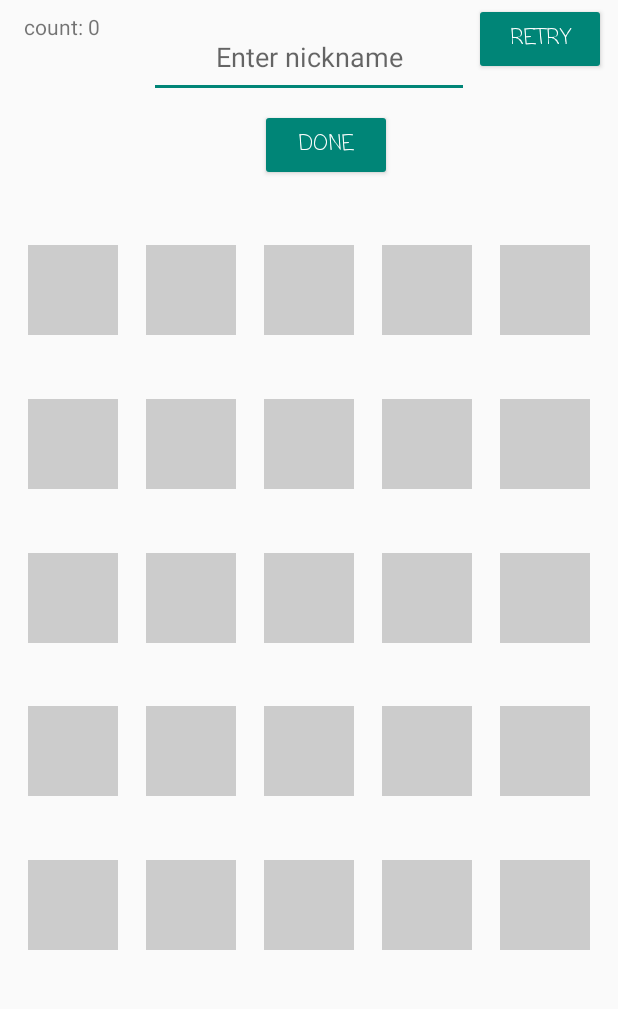
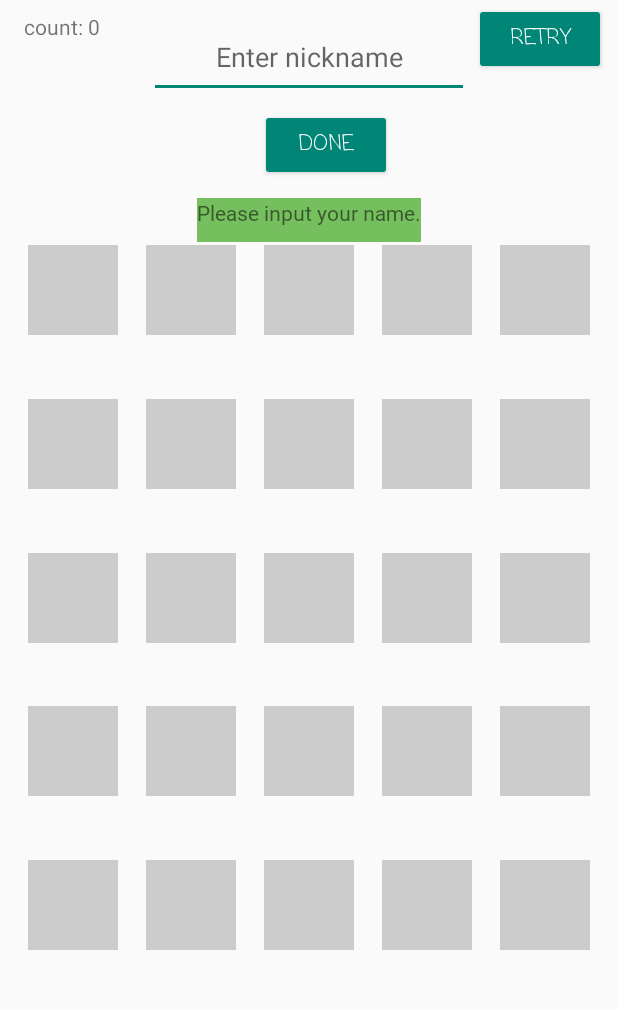
Before and after one commit to CMSC-23-B4L-2nd-Sem-2020/exercise-05-fragments-and-navigation-ConradLax, an Android app: the screen it shows after launch (MainActivity), after a tap on "RETRY", on a phone screen of 412 x 824 dp, the part 222-1231 px from its top. Run offline under Robolectric (Android 15) with nearby library versions, the phone set to English and light mode, and no system bars; 2 other taps on this screen came first.

Commit message:
fix: removed bug where user can get back to previous game using in-game fxn updateNickname which causes UI problem

```diff
--- a/app/src/main/java/com/example/lightsout/MainActivity.kt
+++ b/app/src/main/java/com/example/lightsout/MainActivity.kt
@@ -41,8 +41,11 @@ class MainActivity : AppCompatActivity() {
         var test_data:TextView
         val win_text = findViewById<TextView>(R.id.win_textbox)
         val countBtn: TextView = findViewById(R.id.count_text)
+        val nicknameTextView = findViewById<TextView>(R.id.nickname_text)   //gets a reference for the nickname_text textView
+
 
         win_text.visibility = View.GONE         //makes the response text for winning invisible
+        nicknameTextView.visibility = View.VISIBLE
         countBtn.visibility = View.VISIBLE      //brings back counter
         clickCounter=0                          //resets counter
 
@@ -156,6 +159,8 @@ class MainActivity : AppCompatActivity() {
         var testBoxData:TextView
         val winText = findViewById<TextView>(R.id.win_textbox)
         val countBtn: TextView = findViewById(R.id.count_text)
+        val nicknameTextView = findViewById<TextView>(R.id.nickname_text)   //gets a reference for the nickname_text textView
+
 
         for(item in (0..24)){                   //counts the lighted boxes
             testBoxData = findViewById(getId(item))
@@ -164,6 +169,7 @@ class MainActivity : AppCompatActivity() {
         if(counter==25){                             //checks if counter reached 25, which is what is needed to win
             winText.visibility = View.VISIBLE        //show response to user ("You won!")
             countBtn.visibility = View.GONE          //hides counter
+            nicknameTextView.visibility = View.GONE
             for (item in (0..24)){              //hides the boxes when showing response
                 testBoxData = findViewById(getId(item))
                 testBoxData.visibility = View.GONE
```
